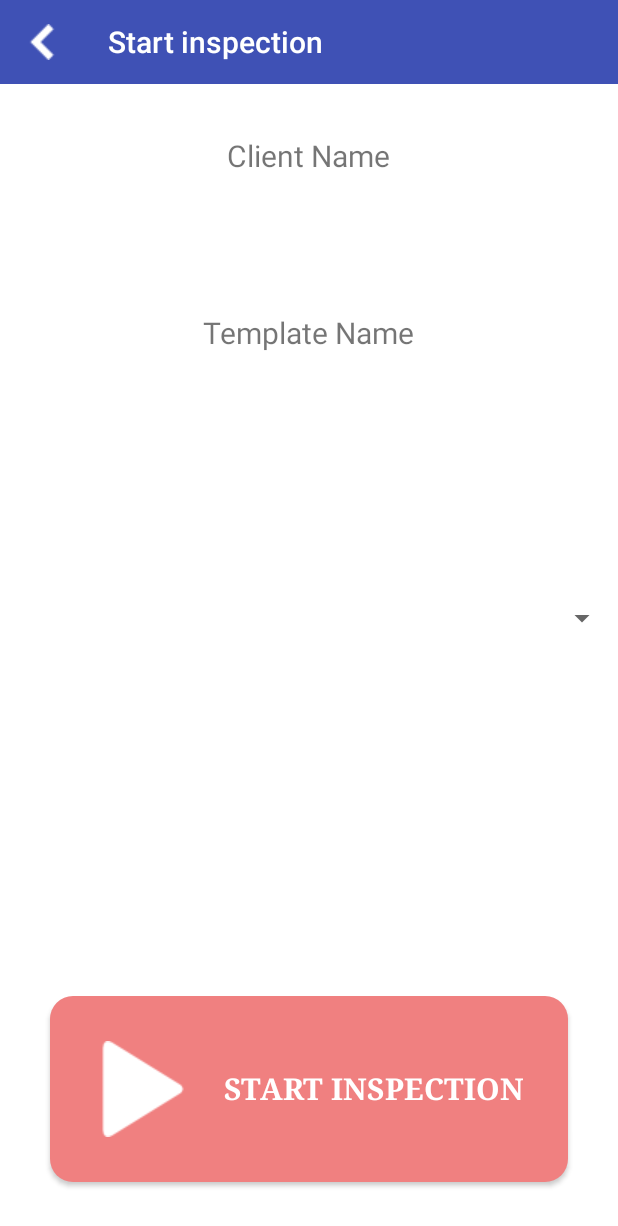
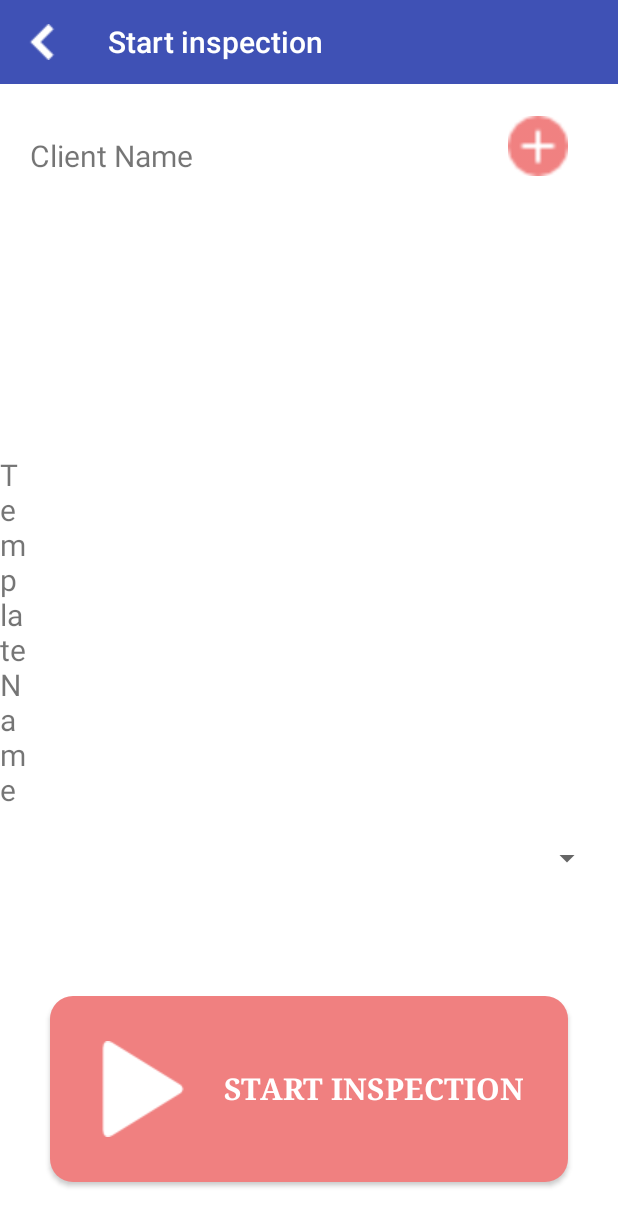
Before and after one commit to CybusHamza/HITITPRO, an Android app: the Start_Inspection screen opened directly, with no data from a screen before it, on a phone screen of 412 x 824 dp. Shown: the top 1226 px of the screen. Run offline under Robolectric (Android 15) with nearby library versions, the phone set to English and light mode, and no system bars; our stand-ins replace Volley; libraries missing offline, so code that uses them is left out: cn.pedant; network calls fail; 1 statement that could not run was skipped.

Commit message:
intial commit

```diff
--- a/app/src/main/java/com/cybussolutions/hititpro/Activities/Login.java
+++ b/app/src/main/java/com/cybussolutions/hititpro/Activities/Login.java
@@ -178,8 +178,8 @@ public class Login extends AppCompatActivity {
             protected Map<String, String> getParams() throws AuthFailureError {
 
                 Map<String, String> params = new HashMap<>();
-                params.put("user_name", "hamza@tariq.com");
-                params.put("password", "12345");
+                params.put("user_name",strUser );
+                params.put("password",strPass );
                 return params;
             }
         };
--- a/app/src/main/java/com/cybussolutions/hititpro/Network/End_Points.java
+++ b/app/src/main/java/com/cybussolutions/hititpro/Network/End_Points.java
@@ -10,8 +10,9 @@ public class End_Points {
     public static final String ADD_CLIENT = BASE_URL + "addClient";
     public static final String GET_CLIENT = BASE_URL + "getClient";
     public static final String START_INSPECTION = BASE_URL + "addTemplate";
-    public static final String PRE_POPULATE = BASE_URL + "addTemplate";
+    public static final String PRE_POPULATE = BASE_URL + "insertSimpleEnteriesToAllReferenceTables";
     public static final String GET_TEMPLATES = BASE_URL + "getTemplates";
+    public static final String GET_INSPECTION = BASE_URL + "getInspection";
 
     // sync Forms .
     public static final String SYNC_STRUCTURE = BASE_URL + "syncStructure";
--- a/app/src/main/res/layout-sw320dp/activity_start_inspection.xml
+++ b/app/src/main/res/layout-sw320dp/activity_start_inspection.xml
@@ -20,23 +20,23 @@
         android:layout_height="wrap_content"
         android:text="Client Name"
         android:textSize="20sp"
+        android:layout_marginLeft="20dp"
         android:layout_marginTop="34dp"
-        android:layout_gravity="center_horizontal"
         android:id="@+id/textView"
         android:layout_below="@+id/app_bar"
-        android:layout_centerHorizontal="true" />
+       />
     <TextView
         android:layout_width="wrap_content"
         android:layout_height="wrap_content"
         android:textAppearance="?android:attr/textAppearanceLarge"
         android:text="Hamza Bin Tariq"
         android:id="@+id/client_name_ins"
+        android:layout_marginLeft="20dp"
         android:textSize="27sp"
-        android:layout_gravity="center_horizontal"
         android:textStyle="bold"
         android:typeface="serif"
         android:layout_below="@+id/textView"
-        android:layout_centerHorizontal="true"
+
         android:layout_marginTop="20dp" />
 
     <Button
@@ -77,20 +77,29 @@
         android:layout_height="wrap_content"
         android:id="@+id/tem_spinner"
         android:hint="  Template Name"
-
-        android:layout_centerVertical="true"
-        android:layout_alignParentLeft="true"
-        android:layout_alignParentStart="true" />
+        android:layout_above="@+id/button"
+        android:layout_centerHorizontal="true"
+        android:layout_marginBottom="80dp"
+        android:layout_marginLeft="20dp"
+        android:layout_marginTop="20dp" />
 
     <TextView
         android:layout_width="wrap_content"
         android:layout_height="wrap_content"
         android:text="Template Name"
         android:textSize="20sp"
-        android:layout_marginTop="33dp"
-        android:layout_gravity="center_horizontal"
         android:id="@+id/textView3"
-        android:layout_below="@+id/client_name_ins"
-        android:layout_centerHorizontal="true" />
+        android:layout_above="@+id/tem_spinner"
+        android:layout_alignRight="@+id/client_name_ins"
+        android:layout_alignEnd="@+id/client_name_ins" />
+
+    <ImageView
+        android:layout_width="40dp"
+        android:layout_height="40dp"
+        android:id="@+id/add_template"
+        android:background="@drawable/add"
+        android:layout_above="@+id/client_name_ins"
+        android:layout_alignRight="@+id/button"
+        android:layout_alignEnd="@+id/button" />
 
 </RelativeLayout>
--- a/app/src/main/res/layout/add_dalogbox.xml
+++ b/app/src/main/res/layout/add_dalogbox.xml
@@ -18,7 +18,7 @@
         android:layout_marginRight="20dp" />
 
     <Button
-        android:layout_width="150dp"
+        android:layout_width="wrap_content"
         android:layout_height="wrap_content"
         android:text="Add Item"
         android:background="@drawable/round_corner_button"
@@ -28,5 +28,6 @@
         android:id="@+id/add_BT"
         android:layout_below="@+id/add_ET"
         android:layout_centerHorizontal="true"
-        android:layout_marginTop="58dp" />
+        android:layout_marginTop="58dp"
+        android:padding="15dp" />
 </RelativeLayout>
```
Also changed, not shown: app/src/main/java/com/cybussolutions/hititpro/Activities/Start_Inspection.java (+60 -3 lines), app/src/main/java/com/cybussolutions/hititpro/Fragments/TemplatesFragment.java (+153 -6 lines), app/src/main/java/com/cybussolutions/hititpro/Sql_LocalDataBase/Database.java (+28 -4 lines), app/src/main/res/layout-sw320dp/fragment_templates.xml (+22 -2 lines).
